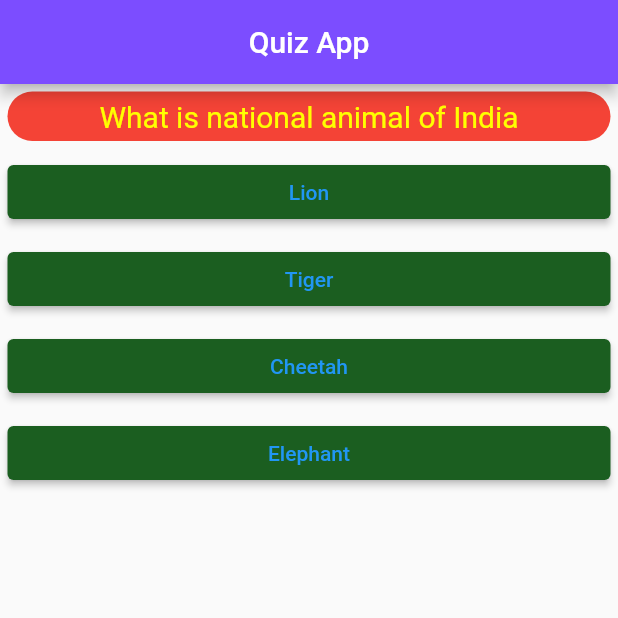
After one commit to Rushi-Naikwadi/First-App, a Flutter app: the screen it shows after launch, on a phone screen of 412 x 824 dp, the top half of it. The commit adds this screen. Run offline on Flutter 3.47's test engine with Material 2 defaults, Android fonts, the phone set to English and light mode, and no system bars.

Commit message:
Refactored a lot of code

```diff
--- a/lib/MCQs.dart
+++ b/lib/MCQ/mcqStructureClass/mcqStructureClass.dart
@@ -1,5 +1,3 @@
-import 'package:flutter/material.dart';
-
 class MCQ {
   String questionText;
   List <String> optionList;
--- /dev/null
+++ b/lib/MCQ/mcqWidget/mcqWidget.dart
@@ -0,0 +1,28 @@
+import 'package:flutter/material.dart';
+
+import 'package:first_app/MCQ/qustionOptionWidgets/questionWidget.dart';
+import 'package:first_app/MCQ/qustionOptionWidgets/optionWidget.dart';
+import 'package:first_app/MCQ/mcqStructureClass/mcqStructureClass.dart';
+
+class mcqWidget extends StatelessWidget {
+  final curMCQ;
+  final Function functionPointer;
+  mcqWidget (this.functionPointer, this.curMCQ);
+
+  @override
+  Widget build(BuildContext context) {
+    return Column(
+      children: [
+        questionWidget(
+          questionText: curMCQ.questionText,
+        ),
+        ...(curMCQ.optionList).map((option) {
+          return optionWidget(
+              optionText: option,
+              functionPointer: functionPointer
+          );
+        }).toList(),
+      ],
+    );
+  }
+}
--- a/lib/OptionClass.dart
+++ b/lib/MCQ/qustionOptionWidgets/optionWidget.dart
@@ -1,11 +1,11 @@
 import 'package:flutter/material.dart';
 
-class Option extends StatelessWidget {
+class optionWidget extends StatelessWidget {
 
   final String optionText;
   final Function functionPointer;
 
-  Option ({this.optionText, this.functionPointer});
+  optionWidget ({this.optionText, this.functionPointer});
 
   Widget build(BuildContext context) {
     return Container(
--- a/lib/QuestionClass.dart
+++ b/lib/MCQ/qustionOptionWidgets/questionWidget.dart
@@ -1,8 +1,8 @@
 import 'package:flutter/material.dart';
 
-class Question extends StatelessWidget {
+class questionWidget extends StatelessWidget {
   final String questionText;
-  Question ({this.questionText});
+  questionWidget ({this.questionText});
 
   @override
   Widget build(BuildContext context) {
--- /dev/null
+++ b/lib/MainFile/main.dart
@@ -0,0 +1,40 @@
+import 'package:flutter/material.dart';
+
+import '../MCQ/mcqWidget/mcqWidget.dart';
+import '../MCQ/mcqStructureClass/mcqStructureClass.dart';
+import '../resultPage/resultWidget.dart';
+
+void main() => runApp(MyApp());
+
+class MyApp extends StatefulWidget {
+  @override
+  State<MyApp> createState() => _MyAppState();
+}
+
+class _MyAppState extends State<MyApp> {
+
+  var _mcqIndex = 0;
+  void _nextQuestion() {
+    setState(() => _mcqIndex++);
+  }
+
+  final mcqList = [
+    MCQ('What is national animal of India', ['Lion', 'Tiger', 'Cheetah', 'Elephant']),
+    MCQ('Which is the smallest state in India ?', ['Kashmir', 'Kerala', 'Goa']),
+    MCQ('Which is the capital of Maharashtra ?', ['Nagpur', 'Mumbai', 'Pune', 'Nashik'])
+  ];
+
+  @override
+  Widget build(BuildContext context) {
+    return MaterialApp(
+      home: Scaffold(
+          appBar: AppBar(
+            title: Text('Quiz App'),
+            centerTitle: true,
+            backgroundColor: Colors.deepPurpleAccent,
+          ),
+          body: _mcqIndex < mcqList.length ? mcqWidget(_nextQuestion, mcqList[_mcqIndex]) : Result(),
+      ),
+    );
+  }
+}
--- a/lib/ResultClass.dart
+++ b/lib/resultPage/resultWidget.dart
@@ -5,9 +5,10 @@ class Result extends StatelessWidget {
   Widget build(BuildContext context) {
     return Center(
       child: Text(
-        'You did it!',
+        'Whoa, You did it!',
         style: TextStyle(
-          fontSize: 35,
+          fontSize: 45,
+          color: Colors.blueAccent
         ),
       ),
     );
```
Also changed, not shown: lib/main.dart (deleted, +0 -69 lines).
